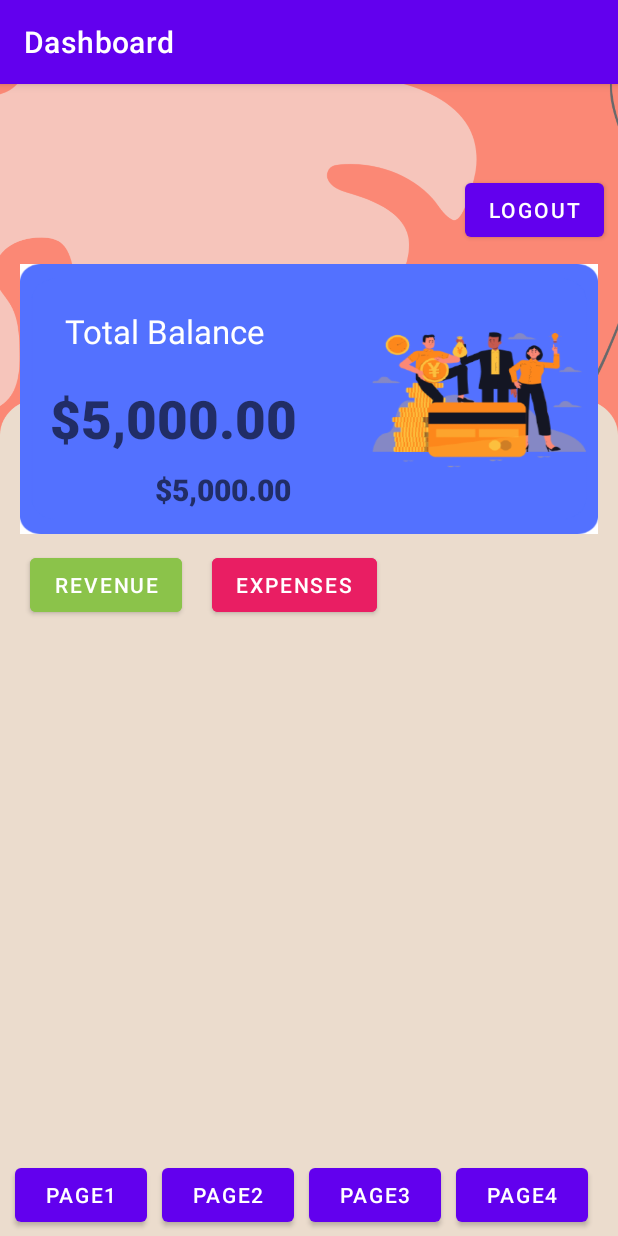
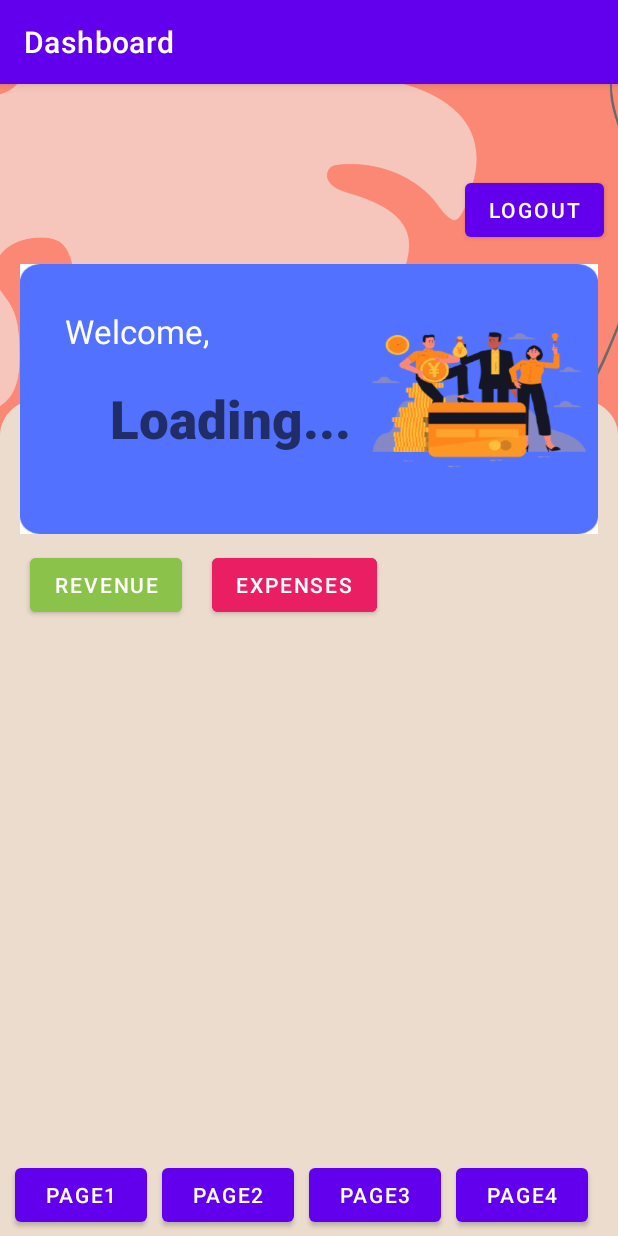
Before and after one commit to Bblackheart/Moneyapp, an Android app: the DashActivity screen opened directly, with no data from a screen before it, on a phone screen of 412 x 824 dp. Run offline under Robolectric (Android 15) with nearby library versions, the phone set to English and light mode, and no system bars; our stand-ins replace Firebase (no records; nobody signed in at launch, a user with empty details on screens opened directly).

Commit message:
ใหม่4 13/12/64

```diff
--- a/app/src/main/java/com/hellokh/sovary/firebaseapp/DashActivity.java
+++ b/app/src/main/java/com/hellokh/sovary/firebaseapp/DashActivity.java
@@ -25,8 +25,9 @@ import com.google.firebase.database.ValueEventListener;
 public class DashActivity extends AppCompatActivity {
 
     private Button button;
-    private TextView textViewExpenses, textViewRevenue;
+    private String username, email;
     private String expenses, revenue;
+    private TextView textViewUsername;
     private FirebaseAuth authDash;
 
     @Override
@@ -35,8 +36,7 @@ public class DashActivity extends AppCompatActivity {
         setContentView(R.layout.activity_dash);
         getSupportActionBar().setTitle("Dashboard");
 
-        textViewExpenses = findViewById(R.id.textView_show_expenses);
-        textViewRevenue = findViewById(R.id.textView_show_revenue);
+        textViewUsername = findViewById(R.id.textView_show_user);
 
         authDash = FirebaseAuth.getInstance();
         FirebaseUser firebaseUser = authDash.getCurrentUser();
@@ -46,7 +46,7 @@ public class DashActivity extends AppCompatActivity {
                     Toast.LENGTH_LONG).show();
         } else  {
             showUserProfile(firebaseUser);
-            /*dashUser(textViewExpenses, textViewRevenue);*/
+
         }
     }
 
@@ -66,26 +66,26 @@ public class DashActivity extends AppCompatActivity {
     private void showUserProfile(FirebaseUser firebaseUser) {
         String userID = firebaseUser.getUid();
 
-        DatabaseReference referenceDash = FirebaseDatabase.getInstance().getReference("App Financial").child("income-expense");
-        referenceDash.child(userID).addListenerForSingleValueEvent(new ValueEventListener() {
+        DatabaseReference referenceProfile = FirebaseDatabase.getInstance().getReference("App Financial").child("User");
+        referenceProfile.child(userID).addListenerForSingleValueEvent(new ValueEventListener() {
             @Override
             public void onDataChange(@NonNull DataSnapshot snapshot) {
                 ReadWriteUserDetails readUserDetails = snapshot.getValue(ReadWriteUserDetails.class);
                 if (readUserDetails != null){
-                    expenses = firebaseUser.getDisplayName();
-                    revenue = firebaseUser.getDisplayName();
+                    username = firebaseUser.getDisplayName();
+                    email = firebaseUser.getEmail();
 
-                    expenses = readUserDetails.expenses;
-                    revenue = readUserDetails.revenue;
+                    username = readUserDetails.username;
+                    email = readUserDetails.email;
 
-                    textViewExpenses.setText("$ " + expenses);
-                    textViewRevenue.setText("-$ " + revenue);
+                    textViewUsername.setText(username);
+
                 }
             }
 
             @Override
             public void onCancelled(@NonNull DatabaseError error) {
-                Toast.makeText(DashActivity.this, "Something went wrong!", Toast.LENGTH_LONG).show();
+                Toast.makeText(DashActivity.this, "Something went wrong! ", Toast.LENGTH_LONG).show();
             }
         });
 
--- a/app/src/main/res/layout/activity_dash.xml
+++ b/app/src/main/res/layout/activity_dash.xml
@@ -44,7 +44,7 @@
                 android:layout_height="wrap_content"
                 android:paddingLeft="30dp"
                 android:paddingTop="30dp"
-                android:text="Total Balance"
+                android:text="Welcome, "
                 android:textColor="#fff"
                 android:textSize="22dp" />
 
@@ -54,23 +54,13 @@
                 android:fontFamily="sans-serif-black"
                 android:paddingLeft="20dp"
                 android:paddingTop="20dp"
-                android:hint="$5,000.00"
+                android:layout_marginLeft="40dp"
+                android:hint="Loading..."
                 android:textColor="#fff"
                 android:textSize="35dp"
                 android:textStyle="bold"
-                android:id="@+id/textView_show_revenue"/>
+                android:id="@+id/textView_show_user"/>
 
-            <TextView
-                android:layout_width="wrap_content"
-                android:layout_height="wrap_content"
-                android:fontFamily="sans-serif-black"
-                android:paddingLeft="20dp"
-                android:layout_marginLeft="70dp"
-                android:paddingTop="10dp"
-                android:hint="$5,000.00"
-                android:textSize="20dp"
-                android:textStyle="bold"
-                android:id="@+id/textView_show_expenses"/>
 
         </LinearLayout>
 
```
